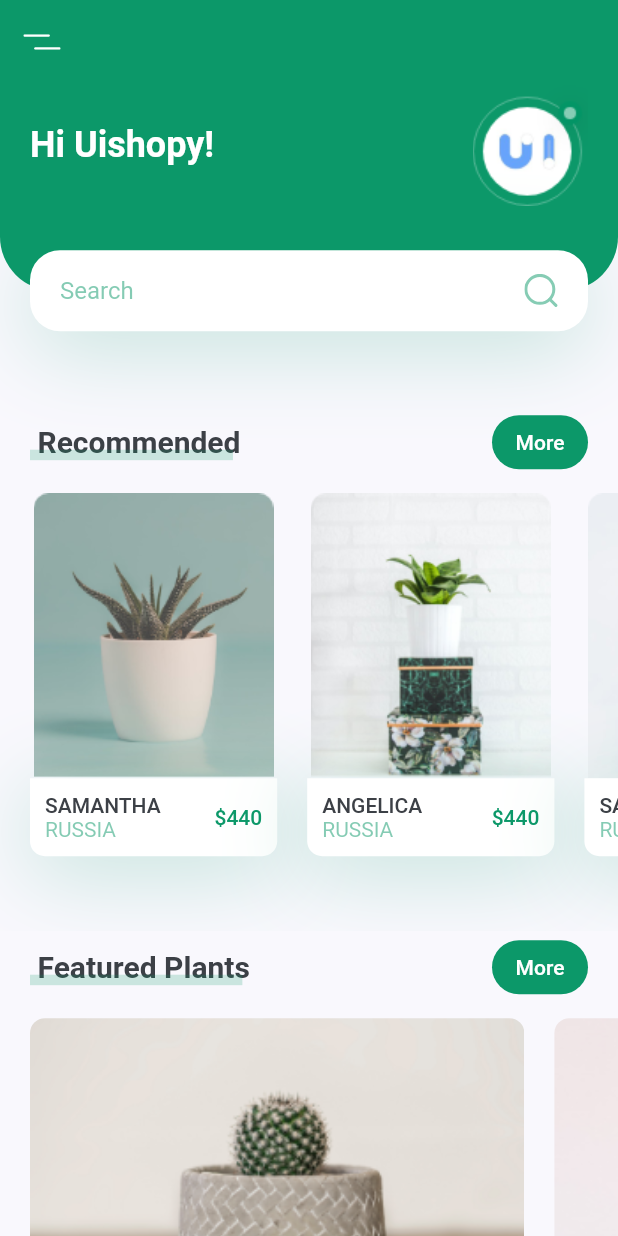
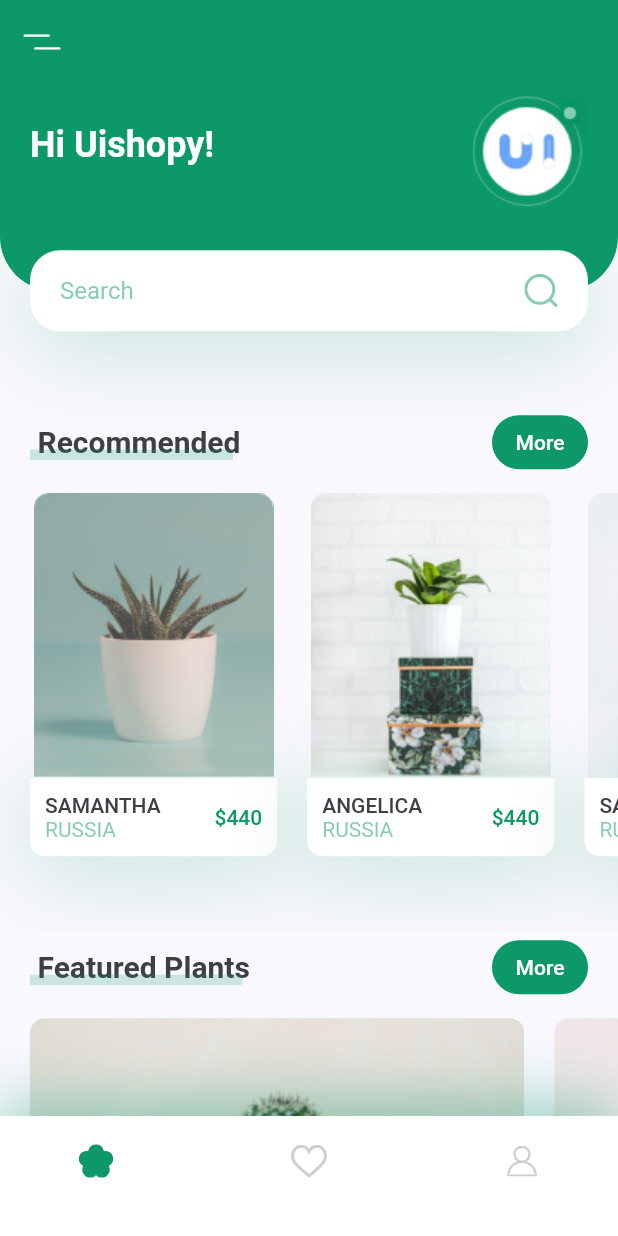
Before and after one commit to CrossLeaf/plant_flutter_app, a Flutter app: the screen it shows after launch, on a phone screen of 412 x 824 dp. Run offline on Flutter 3.47's test engine with Material 2 defaults, Android fonts, the phone set to English and light mode, and no system bars; our stand-ins replace flutter_svg.

Commit message:
add: my bottom nav bar

```diff
--- /dev/null
+++ b/lib/screen/home/components/my_bottom_nav_bar.dart
@@ -0,0 +1,48 @@
+import 'package:flutter/material.dart';
+import 'package:flutter_svg/flutter_svg.dart';
+
+import '../../../constants.dart';
+
+class MyBottomNavBar extends StatelessWidget {
+  const MyBottomNavBar({
+    Key key,
+  }) : super(key: key);
+
+  @override
+  Widget build(BuildContext context) {
+    return Container(
+      padding: EdgeInsets.only(
+        left: kDefaultPadding * 2,
+        right: kDefaultPadding * 2,
+        bottom: kDefaultPadding,
+      ),
+      height: 80,
+      decoration: BoxDecoration(
+        color: Colors.white,
+        boxShadow: [
+          BoxShadow(
+              offset: Offset(0, -10), // 陰影偏移量
+              blurRadius: 35, // 陰影模糊程度
+              color: kPrimaryColor.withOpacity(0.4))
+        ],
+      ),
+      child: Row(
+        mainAxisAlignment: MainAxisAlignment.spaceBetween,
+        children: [
+          IconButton(
+            icon: SvgPicture.asset("assets/icons/flower.svg"),
+            onPressed: () {},
+          ),
+          IconButton(
+            icon: SvgPicture.asset("assets/icons/heart-icon.svg"),
+            onPressed: () {},
+          ),
+          IconButton(
+            icon: SvgPicture.asset("assets/icons/user-icon.svg"),
+            onPressed: () {},
+          ),
+        ],
+      ),
+    );
+  }
+}
--- a/lib/screen/home/home_screen.dart
+++ b/lib/screen/home/home_screen.dart
@@ -1,6 +1,8 @@
 import 'package:flutter/material.dart';
 import 'package:flutter_svg/svg.dart';
 import 'package:plant_flutter_app/screen/home/components/body.dart';
+
+import 'components/my_bottom_nav_bar.dart';
 
 class HomeScreen extends StatelessWidget {
   @override
@@ -8,6 +10,7 @@ class HomeScreen extends StatelessWidget {
     return Scaffold(
       appBar: buildAppBar(),
       body: Body(),
+      bottomNavigationBar: MyBottomNavBar(),
     );
   }
 
```
